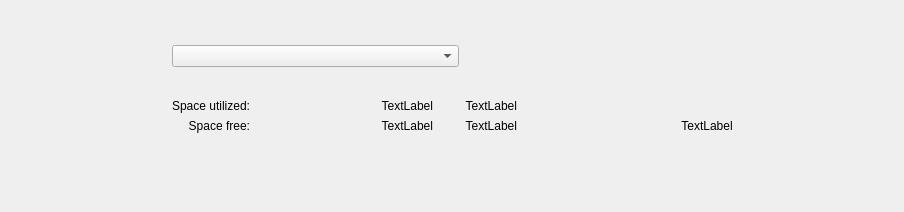
helloSystem/Utilities, file Under Construction/Activity Monitor.app/Resources/activity_monitor/ui/tab_disk_usage.ui: the form before one commit.
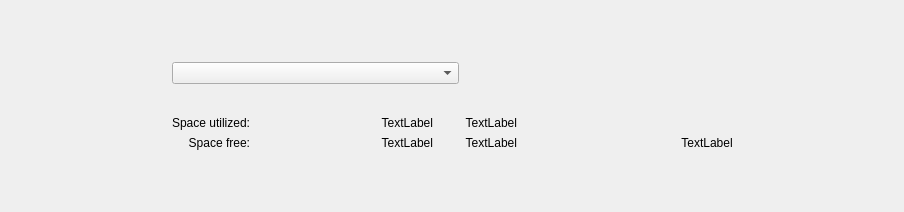
The form after the commit. Custom widgets are drawn as their Qt base class.

```diff
--- a/Under Construction/Activity Monitor.app/Resources/activity_monitor/ui/tab_disk_usage.ui
+++ b/Under Construction/Activity Monitor.app/Resources/activity_monitor/ui/tab_disk_usage.ui
@@ -43,7 +43,7 @@
                                 <enum>Qt::Vertical</enum>
                             </property>
                             <property name="sizeType">
-                                <enum>QSizePolicy::Fixed</enum>
+                                <enum>QSizePolicy::MinimumExpanding</enum>
                             </property>
                             <property name="sizeHint" stdset="0">
                                 <size>
```
